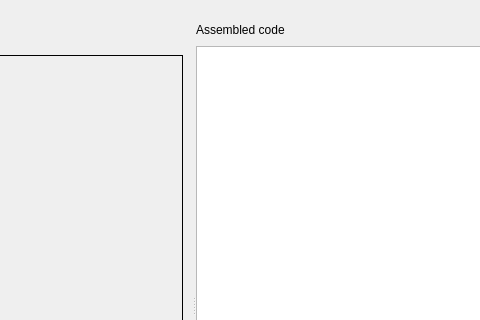
First picture: the form in src/edittab.ui, repository mortbopet/Ripes, before the edit; both pictures show x 396 to 876 and y 0 to 320 of the 1185 by 610 pixel window.
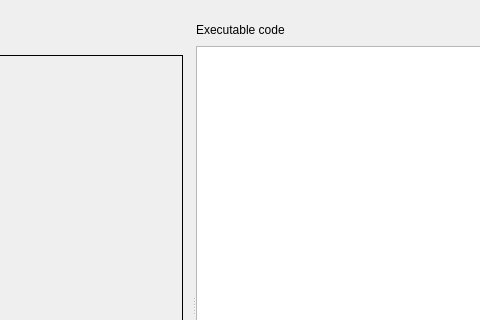
Second picture: the form after the edit. Custom widgets are drawn as their Qt base class.

```diff
--- a/src/edittab.ui
+++ b/src/edittab.ui
@@ -238,7 +238,7 @@
                <item>
                 <widget class="QLabel" name="label_2">
                  <property name="text">
-                  <string>Assembled code</string>
+                  <string>Executable code</string>
                  </property>
                 </widget>
                </item>
```
